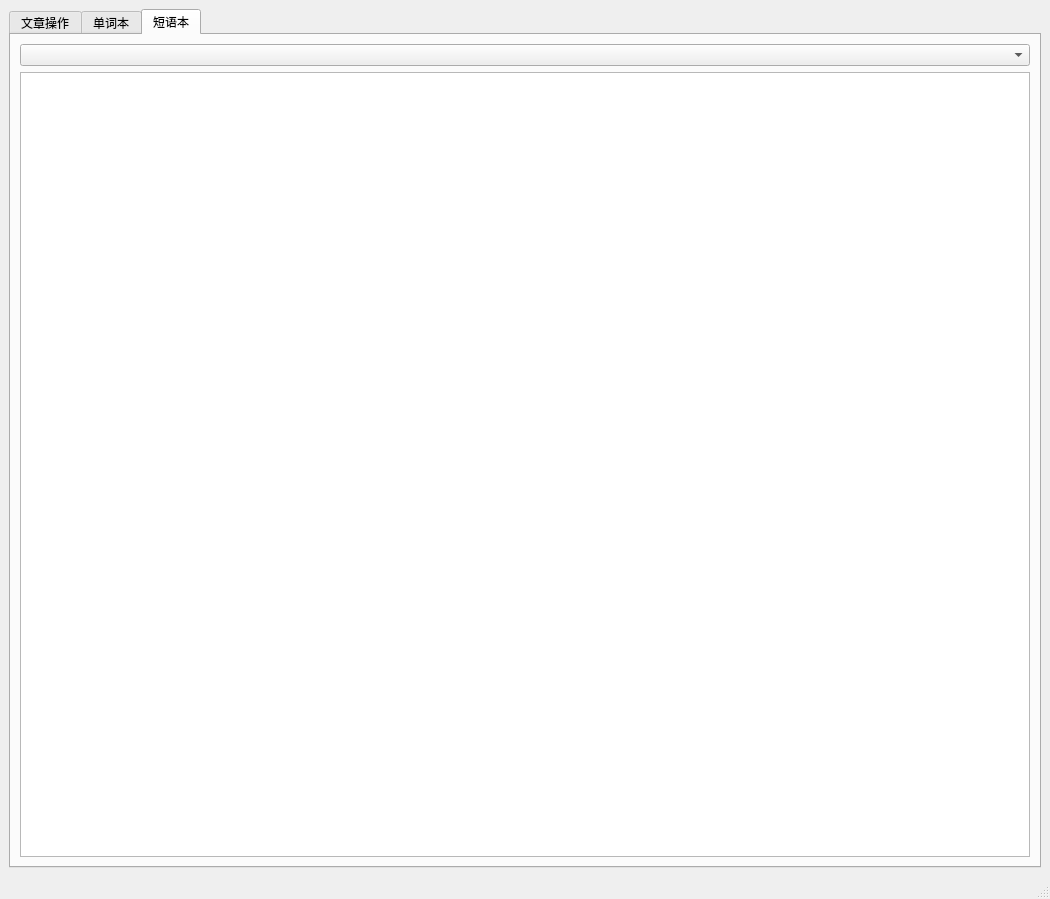
The window that window/wordsbook.ui (gaazau/MyEnglishIsPoor) describes before a commit, drawn with Qt 5.
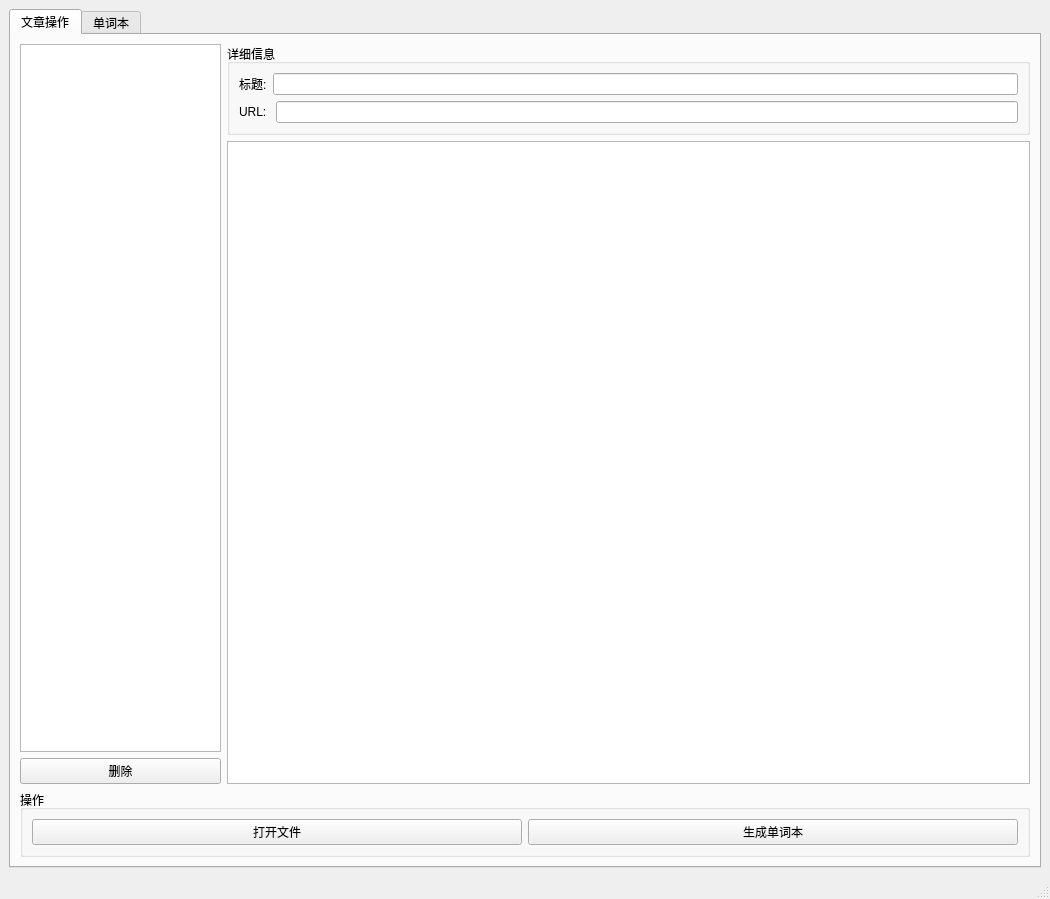
The same window after the commit. The open tabs and pages were chosen to show the change.

The edit to the form file:
```diff
--- a/window/wordsbook.ui
+++ b/window/wordsbook.ui
@@ -215,19 +215,6 @@
         </item>
        </layout>
       </widget>
-      <widget class="QWidget" name="tab_phrase">
-       <attribute name="title">
-        <string>短语本</string>
-       </attribute>
-       <layout class="QVBoxLayout" name="verticalLayout_4">
-        <item>
-         <widget class="QComboBox" name="cbPhrase"/>
-        </item>
-        <item>
-         <widget class="QTableView" name="tvPhrase"/>
-        </item>
-       </layout>
-      </widget>
      </widget>
     </item>
    </layout>
```
Left out of the diff: 2 changed lines with no effect on the pictures.
